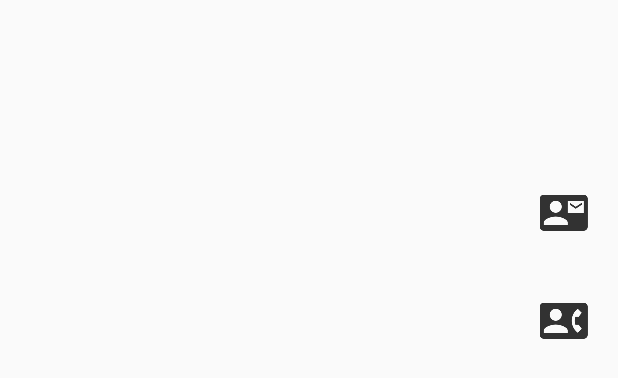
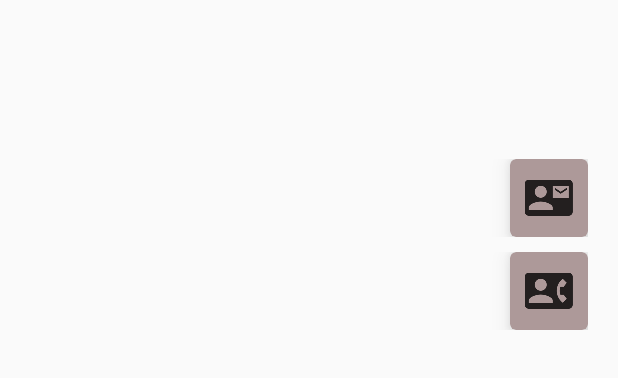
Before and after one commit to matt301/TrovaTutto-app, an Android app: the layout dialog_public_profile.xml on its own in the app's theme, with its tools: preview values and no code run, on a phone screen of 412 x 824 dp. Shown: the top 378 px of the screen. Run offline under Robolectric (Android 15) with nearby library versions, the phone set to English and light mode, and no system bars.

Commit message:
colori e cose gaie

```diff
--- a/app/src/main/res/layout/dialog_public_profile.xml
+++ b/app/src/main/res/layout/dialog_public_profile.xml
@@ -32,52 +32,79 @@
                 android:layout_width="fill_parent"
                 android:layout_height="wrap_content">
 
+
                 <TextView
                     android:id="@+id/tv_pp_author_email"
                     android:layout_width="wrap_content"
                     android:layout_height="wrap_content"
-                    android:layout_marginTop="20dp"
+                    android:layout_gravity="left|center"
+                    android:layout_marginTop="10dp"
                     android:textSize="20sp"
                     android:layout_marginStart="8dp"
                     />
+
+                <android.support.v7.widget.CardView xmlns:card_view="http://schemas.android.com/apk/res-auto"
+                    android:layout_width="wrap_content"
+                    android:layout_height="wrap_content"
+                    android:layout_alignParentEnd="true"
+                    android:layout_alignParentTop="true"
+                    android:layout_gravity="right|center"
+                    card_view:cardCornerRadius="4dp"
+                    card_view:cardElevation="10dp"
+                    card_view:cardBackgroundColor="#AD9999"
+                    card_view:contentPadding="10dp">
 
                     <android.support.v7.widget.AppCompatImageButton
                         android:id="@+id/btn_pp_send_email"
                         android:layout_width="wrap_content"
                         android:layout_height="wrap_content"
-                    android:src="@drawable/ic_send_email"
-                    android:layout_gravity="center"
+                        android:layout_alignParentEnd="true"
+                        android:layout_centerVertical="true"
                         android:background="#00ffffff"
-                    android:layout_marginTop="40dp"
-                    android:layout_centerVertical="true"
-                    android:layout_alignParentEnd="true"/>
+                        android:src="@drawable/ic_send_email" />
+
+                </android.support.v7.widget.CardView>
 
             </RelativeLayout>
 
 
             <RelativeLayout
-                android:layout_width="match_parent"
-                android:layout_height="match_parent">
+                android:layout_width="fill_parent"
+                android:layout_height="wrap_content"
+                android:layout_marginTop="10dp">
 
                 <TextView
                     android:id="@+id/tv_pp_author_ntel"
                     android:layout_width="wrap_content"
                     android:layout_height="wrap_content"
-                    android:layout_marginTop="20dp"
-                    android:textSize="20sp"
+                    android:layout_gravity="left|center"
                     android:layout_marginStart="8dp"
-                    />
+                    android:layout_marginTop="10dp"
+                    android:textSize="20sp" />
+
+                <android.support.v7.widget.CardView xmlns:card_view="http://schemas.android.com/apk/res-auto"
+                    android:layout_width="wrap_content"
+                    android:layout_height="wrap_content"
+                    android:layout_alignParentEnd="true"
+                    android:layout_alignParentTop="true"
+                    android:layout_gravity="right|center"
+                    card_view:cardBackgroundColor="#AD9999"
+                    card_view:cardCornerRadius="4dp"
+                    card_view:cardElevation="10dp"
+                    card_view:contentPadding="10dp">
+
 
                     <android.support.v7.widget.AppCompatImageButton
                         android:id="@+id/btn_pp_new_contact"
                         android:layout_width="wrap_content"
                         android:layout_height="wrap_content"
-                android:src="@drawable/ic_new_contact"
-                android:background="#00ffffff"
-                android:layout_marginTop="40dp"
                         android:layout_alignParentEnd="true"
                         android:layout_centerVertical="true"
-                />
+                        android:background="#00ffffff"
+                        android:src="@drawable/ic_new_contact" />
+
+                </android.support.v7.widget.CardView>
+
             </RelativeLayout>
 
             <RelativeLayout
--- a/app/src/main/res/layout/fragment_profile.xml
+++ b/app/src/main/res/layout/fragment_profile.xml
@@ -7,7 +7,6 @@
     android:layout_height="match_parent"
     android:background="@color/colorPrimaryDark">
     <!--android:background="#D2D2D2""4c4c4c"-->
-
 
     <com.github.florent37.diagonallayout.DiagonalLayout
         android:id="@+id/diagonalLayout"
@@ -22,6 +21,17 @@
         android:layout_alignParentLeft="true"
         android:layout_alignParentStart="true"
         >
+
+        <android.support.design.widget.FloatingActionButton
+            android:id="@+id/fab_update"
+            android:layout_width="wrap_content"
+            android:layout_height="wrap_content"
+            android:layout_marginTop="200dp"
+            android:layout_gravity="right"
+            android:layout_margin="@dimen/fab_margin"
+            />
+
+
 
         <com.flaviofaria.kenburnsview.KenBurnsView
             android:layout_width="match_parent"
@@ -75,6 +85,7 @@
         android:elevation="15dp"
         android:background="@drawable/diagonallayout_circle"
         android:src="@drawable/no_image"/>
+
 
     <LinearLayout
         android:layout_width="match_parent"
```
Lines whose indentation alone changed are shown as unchanged.
